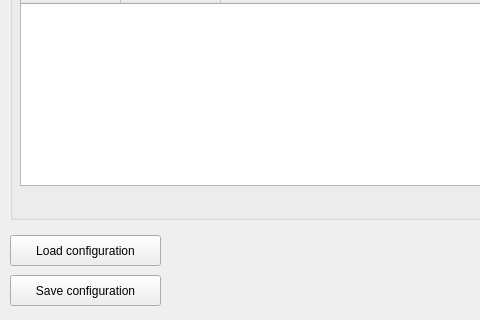
Qt form widgets/import_data/import_dxf_dialog.ui (Geoportail-Luxembourg/qgis-pag-plugin) before a commit; both pictures show x 0 to 480 and y 375 to 695 of the 800 by 695 pixel window.
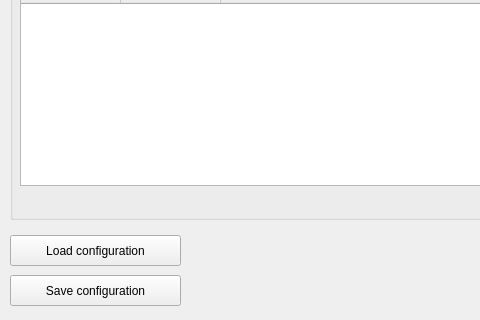
The same form after that commit.

What changed in the file:
```diff
--- a/widgets/import_data/import_dxf_dialog.ui
+++ b/widgets/import_data/import_dxf_dialog.ui
@@ -68,7 +68,7 @@
     <rect>
      <x>10</x>
      <y>610</y>
-     <width>151</width>
+     <width>171</width>
      <height>31</height>
     </rect>
    </property>
@@ -81,7 +81,7 @@
     <rect>
      <x>10</x>
      <y>650</y>
-     <width>151</width>
+     <width>171</width>
      <height>31</height>
     </rect>
    </property>
```
